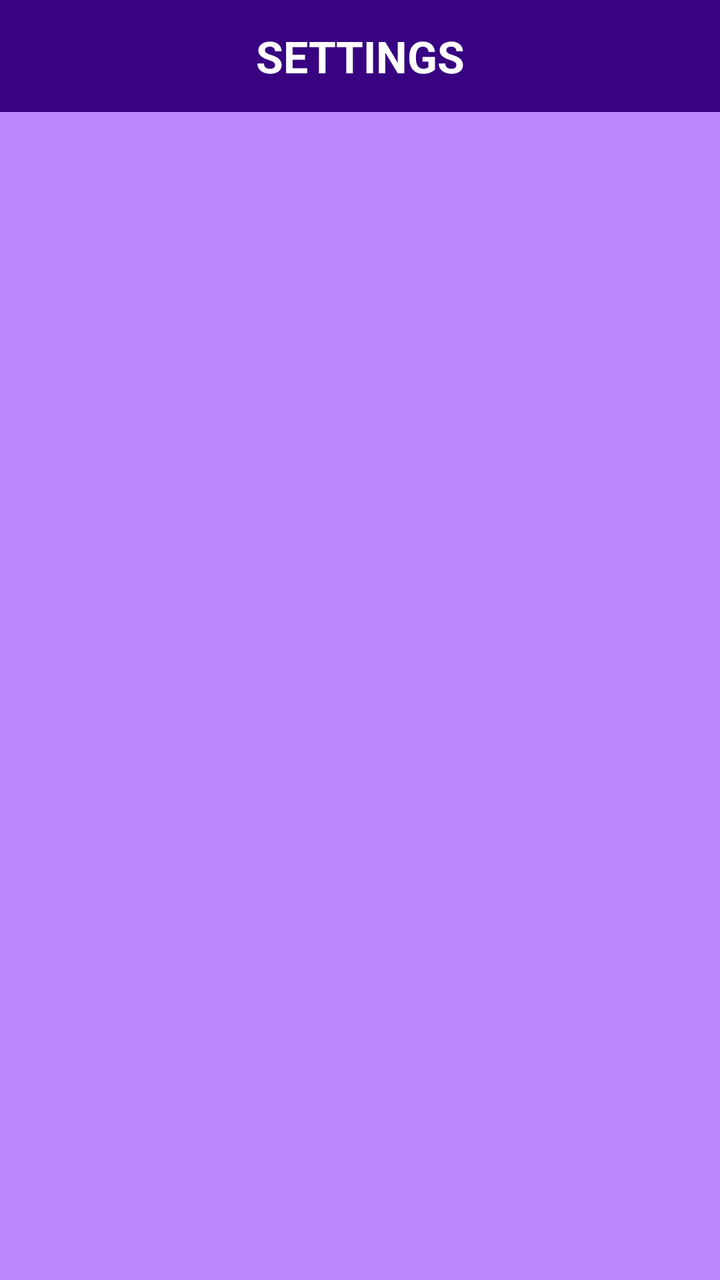
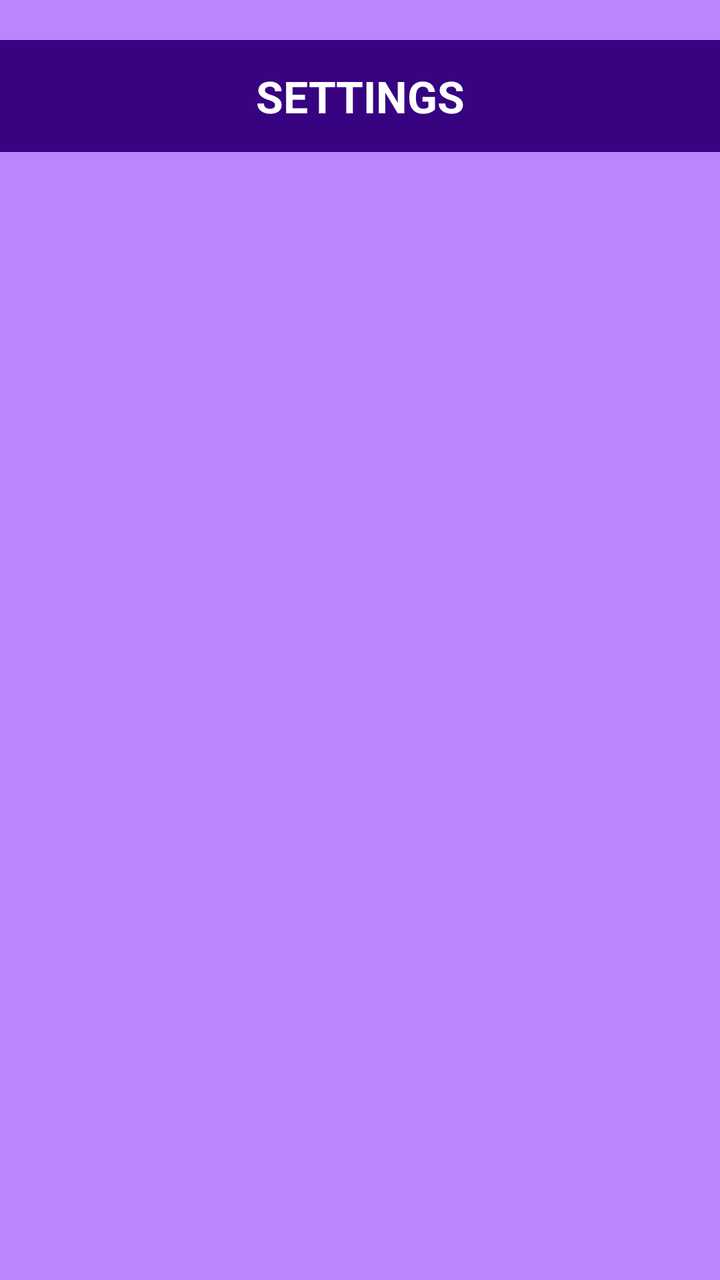

The first picture is an Android layout as it rendered before a commit; the second is the same layout after the commit. The layout source and the unified diff follow.
<!-- AndroidManifest.xml: application theme Theme.FinanceFit -->
<!-- res/layout/activity_settings.xml -->
<?xml version="1.0" encoding="utf-8"?>
<LinearLayout xmlns:android="http://schemas.android.com/apk/res/android"
    xmlns:app="http://schemas.android.com/apk/res-auto"
    xmlns:tools="http://schemas.android.com/tools"
    android:layout_width="match_parent"
    android:layout_height="match_parent"
    android:background="@color/purple_200"
    android:orientation="vertical"
    tools:context=".Settings">
    <RelativeLayout
        android:layout_width="match_parent"
        android:layout_height="?actionBarSize"
        android:background="#370381"
        android:id="@+id/ToolbarDash">

        <TextView
            android:layout_width="match_parent"
            android:layout_height="wrap_content"
            android:textSize="22sp"
            android:textStyle="bold"
            android:textColor="#fff"
            android:text="SETTINGS"
            android:textAlignment="center"
            android:layout_centerVertical="true"/>
    </RelativeLayout>
    <FrameLayout
        android:layout_width="match_parent"
        android:layout_height="match_parent"
        android:id="@+id/fragment_container"/>

</LinearLayout>
<!-- resources referenced by this layout -->
<resources>
  <color name="purple_200">#FFBB86FC</color>
  <style name="Theme.FinanceFit" parent="Theme.MaterialComponents.DayNight.NoActionBar">
          
          <item name="colorPrimary">@color/purple_500</item>
          <item name="colorPrimaryVariant">@color/purple_700</item>
          <item name="colorOnPrimary">@color/white</item>
          
          <item name="colorSecondary">@color/teal_200</item>
          <item name="colorSecondaryVariant">@color/teal_700</item>
          <item name="colorOnSecondary">@color/black</item>
          
          <item name="android:statusBarColor">#130041</item>
  
          
      </style>
  <color name="purple_500">#FF6200EE</color>
  <color name="purple_700">#FF3700B3</color>
  <color name="white">#FFFFFFFF</color>
  <color name="teal_200">#FF03DAC5</color>
  <color name="teal_700">#FF018786</color>
  <color name="black">#FF000000</color>
</resources>

<!-- the commit's change to res/layout/activity_settings.xml (unified diff, before → after) -->
@@ -11,6 +11,7 @@
         android:layout_width="match_parent"
         android:layout_height="?actionBarSize"
         android:background="#370381"
+        android:layout_marginTop="20sp"
         android:id="@+id/ToolbarDash">
 
         <TextView
